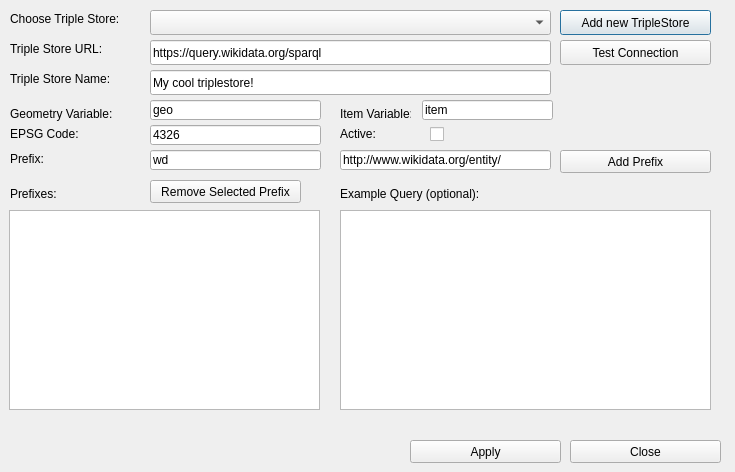
This is triplestoredialog.ui in sparqlunicorn/sparqlunicornGoesGIS as Qt 5 draws it before an edit. The edited form follows.
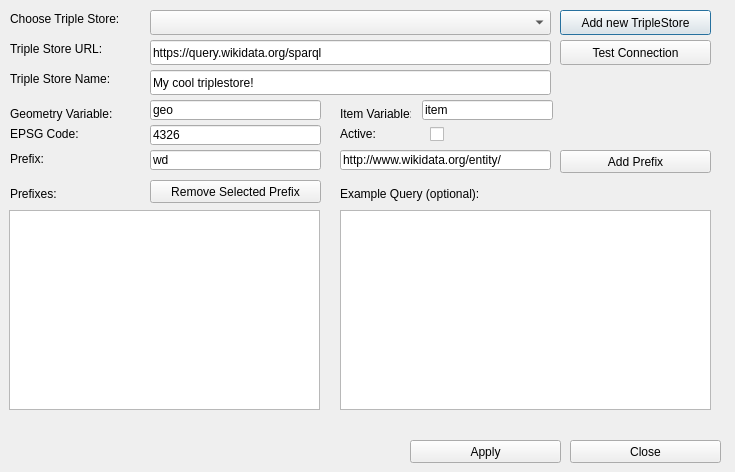
This is the edited form.

```diff
--- a/triplestoredialog.ui
+++ b/triplestoredialog.ui
@@ -275,7 +275,7 @@
     <rect>
      <x>150</x>
      <y>180</y>
-     <width>151</width>
+     <width>171</width>
      <height>23</height>
     </rect>
    </property>
@@ -288,7 +288,7 @@
     <rect>
      <x>340</x>
      <y>185</y>
-     <width>161</width>
+     <width>361</width>
      <height>17</height>
     </rect>
    </property>
```
